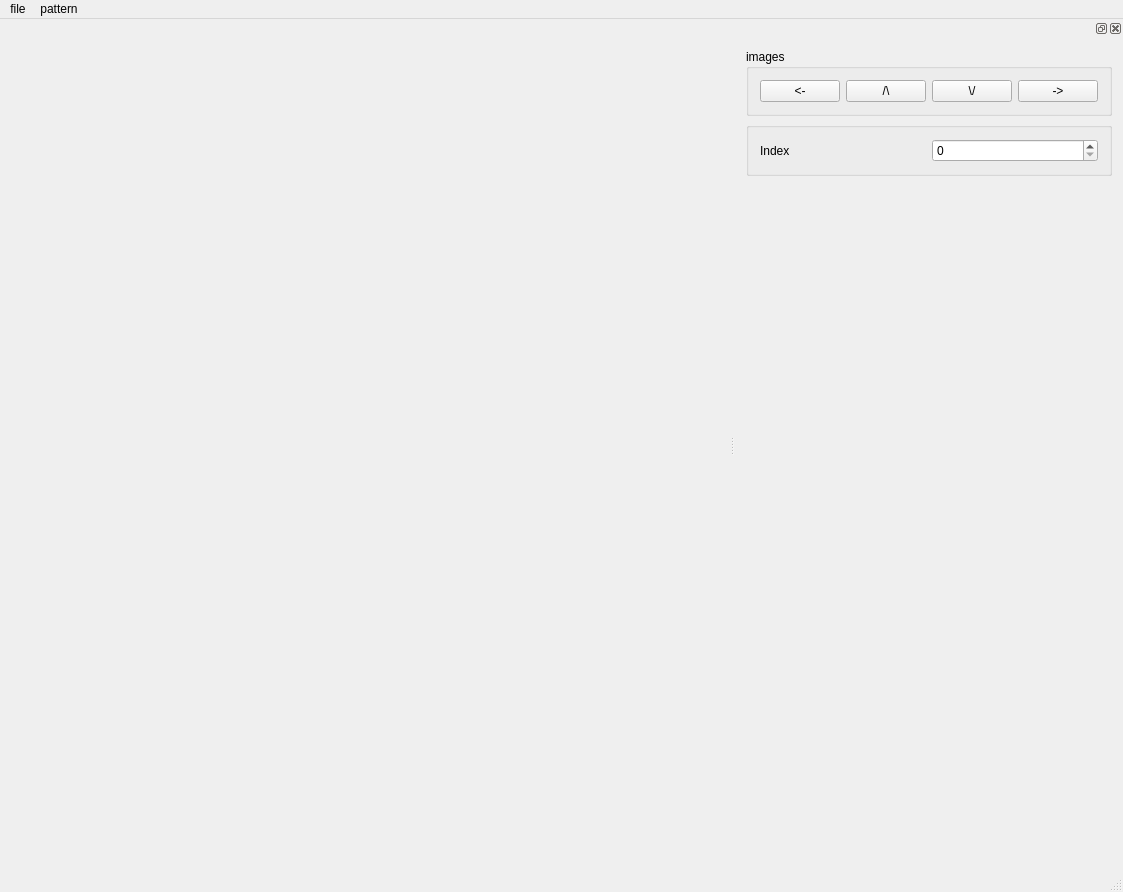
This is patternlabelui.ui in dolphin-li/PatternLabel as Qt 5 draws it before an edit. The edited form follows.
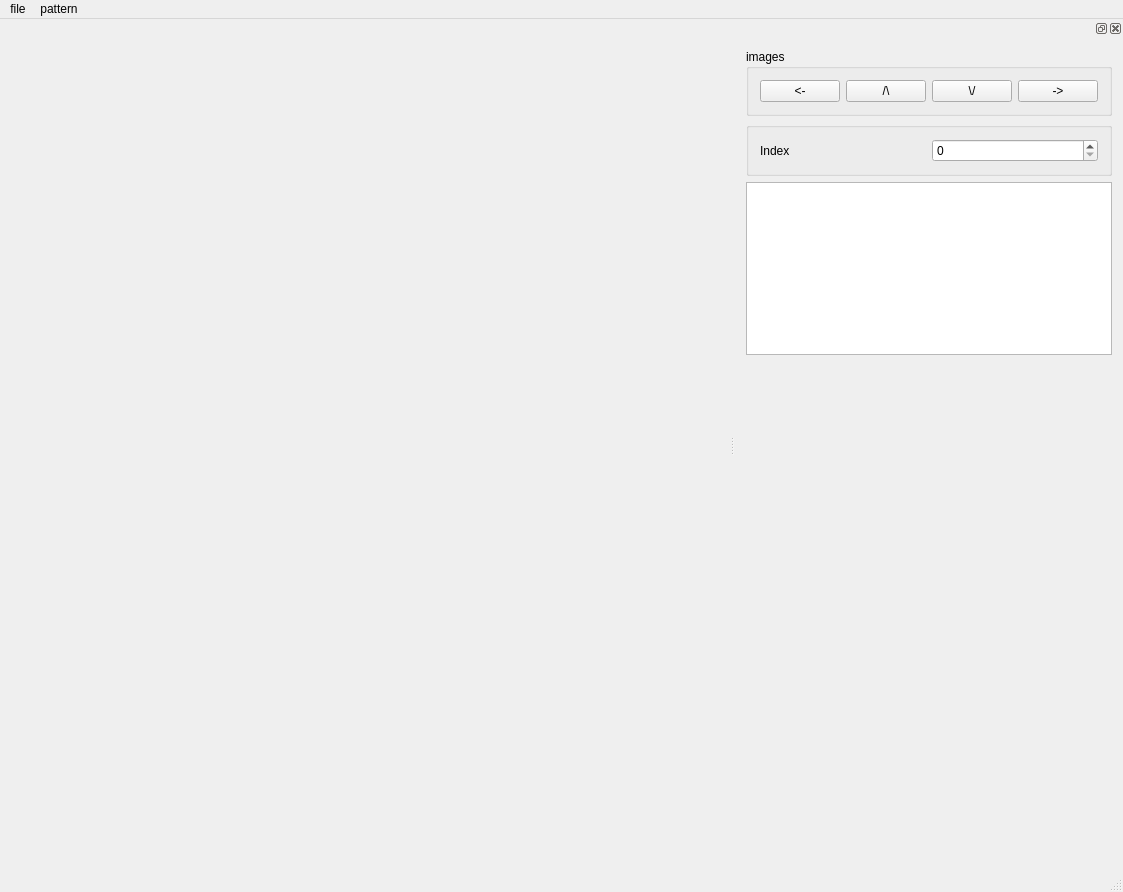
This is the edited form. Custom widgets are drawn as their Qt base class.

Commit message: console removed and to a widget, to prevent killing the application by the console.

```diff
--- a/patternlabelui.ui
+++ b/patternlabelui.ui
@@ -53,7 +53,7 @@
    <property name="minimumSize">
     <size>
      <width>356</width>
-     <height>235</height>
+     <height>354</height>
     </size>
    </property>
    <attribute name="dockWidgetArea">
@@ -129,7 +129,7 @@
        </layout>
       </widget>
      </item>
-     <item row="3" column="0">
+     <item row="4" column="0">
       <spacer name="verticalSpacer">
        <property name="orientation">
         <enum>Qt::Vertical</enum>
@@ -142,6 +142,9 @@
        </property>
       </spacer>
      </item>
+     <item row="3" column="0">
+      <widget class="QConsole" name="console"/>
+     </item>
     </layout>
    </widget>
   </widget>
@@ -184,6 +187,11 @@
    <header>imageviewer.h</header>
    <container>1</container>
   </customwidget>
+  <customwidget>
+   <class>QConsole</class>
+   <extends>QTextEdit</extends>
+   <header>qconsole.h</header>
+  </customwidget>
  </customwidgets>
  <resources>
   <include location="patternlabelui.qrc"/>
```
The commit also changes 10 other files.
